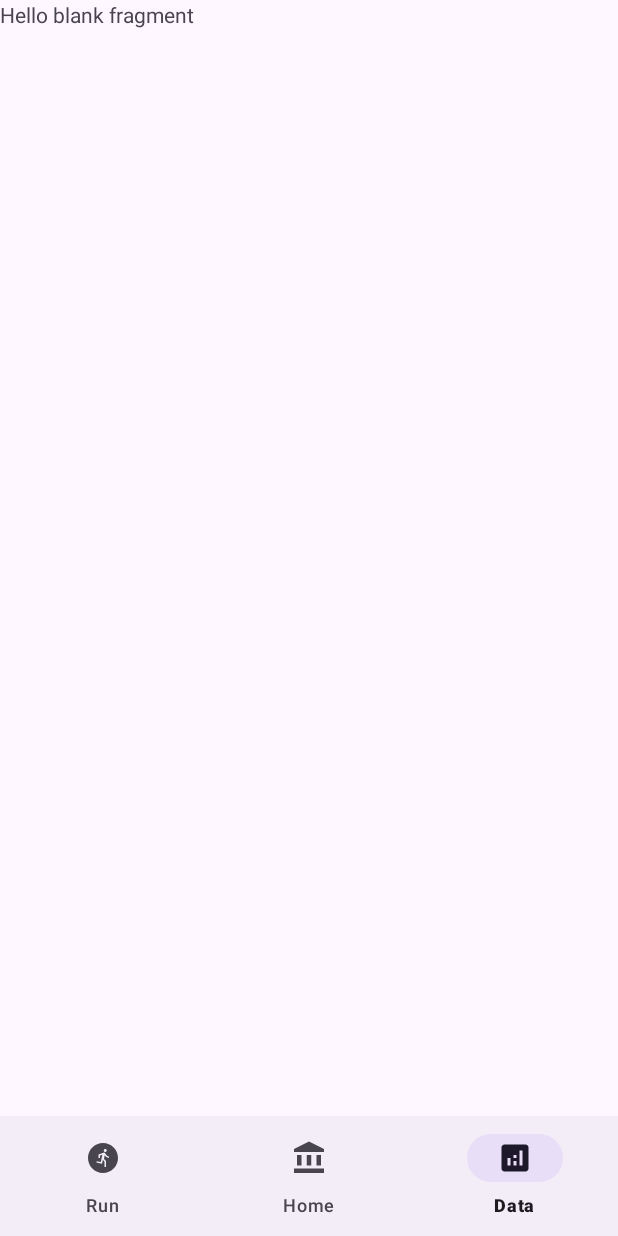
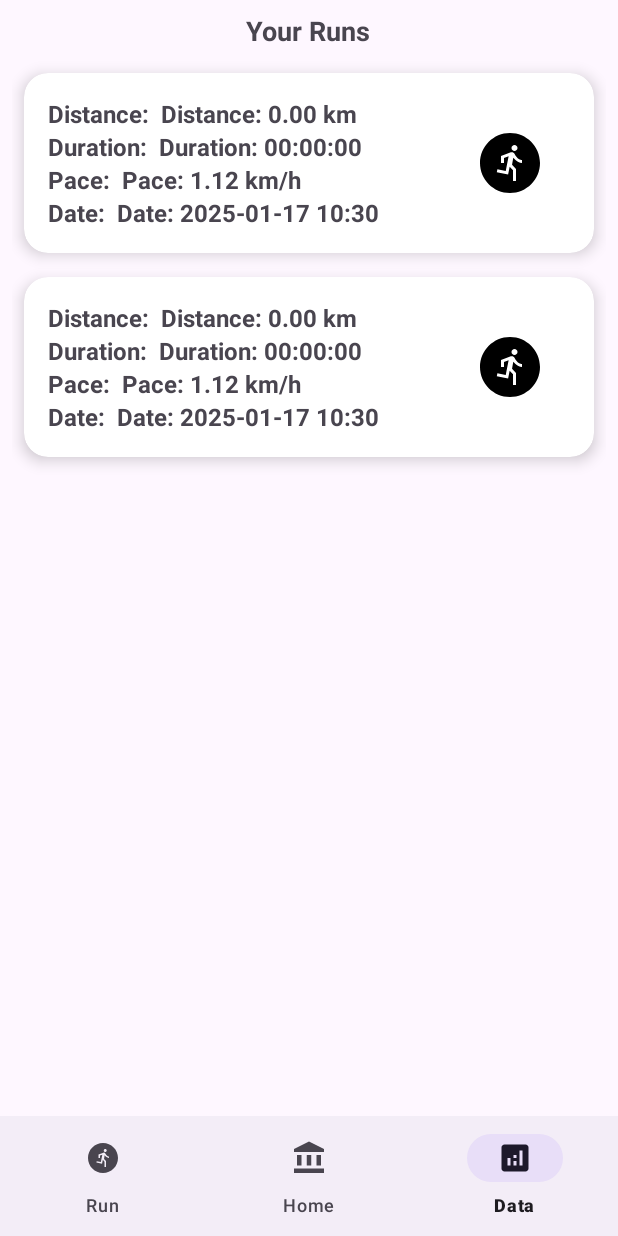
Before and after one commit to stanojab/FunRun, an Android app: the screen it shows after launch (MainActivity), item 3 of the bottom bar chosen, on a phone screen of 412 x 824 dp. Run offline under Robolectric (Android 15) with nearby library versions, the phone set to English and light mode, and no system bars.

Commit message:
Add button and Recycle view for global list

```diff
--- a/app/src/main/java/com/example/funrun/DataFragment.kt
+++ b/app/src/main/java/com/example/funrun/DataFragment.kt
@@ -5,55 +5,25 @@ import androidx.fragment.app.Fragment
 import android.view.LayoutInflater
 import android.view.View
 import android.view.ViewGroup
+import androidx.recyclerview.widget.LinearLayoutManager
+import androidx.recyclerview.widget.RecyclerView
 
-// TODO: Rename parameter arguments, choose names that match
-// the fragment initialization parameters, e.g. ARG_ITEM_NUMBER
-private const val ARG_PARAM1 = "param1"
-private const val ARG_PARAM2 = "param2"
+class DataFragment : Fragment(R.layout.fragment_data) {
 
-/**
- * A simple [Fragment] subclass.
- * Use the [DataFragment.newInstance] factory method to
- * create an instance of this fragment.
- */
-class DataFragment : Fragment() {
-    // TODO: Rename and change types of parameters
-    private var param1: String? = null
-    private var param2: String? = null
+    private lateinit var recyclerView: RecyclerView
+    private lateinit var runAdapter: RunAdapter
 
-    override fun onCreate(savedInstanceState: Bundle?) {
-        super.onCreate(savedInstanceState)
-        arguments?.let {
-            param1 = it.getString(ARG_PARAM1)
-            param2 = it.getString(ARG_PARAM2)
-        }
-    }
+    override fun onViewCreated(view: View, savedInstanceState: Bundle?) {
+        super.onViewCreated(view, savedInstanceState)
 
-    override fun onCreateView(
-        inflater: LayoutInflater, container: ViewGroup?,
-        savedInstanceState: Bundle?
-    ): View? {
-        // Inflate the layout for this fragment
-        return inflater.inflate(R.layout.fragment_data, container, false)
-    }
+        recyclerView = view.findViewById(R.id.recyclerViewRuns)
+        recyclerView.layoutManager = LinearLayoutManager(requireContext())
 
-    companion object {
-        /**
-         * Use this factory method to create a new instance of
-         * this fragment using the provided parameters.
-         *
-         * @param param1 Parameter 1.
-         * @param param2 Parameter 2.
-         * @return A new instance of fragment DataFragment.
-         */
-        // TODO: Rename and change types and number of parameters
-        @JvmStatic
-        fun newInstance(param1: String, param2: String) =
-            DataFragment().apply {
-                arguments = Bundle().apply {
-                    putString(ARG_PARAM1, param1)
-                    putString(ARG_PARAM2, param2)
-                }
-            }
+        // Get the list of runs from MyApplication
+        val runs = (requireActivity().application as MyApplication).getAllRuns()
+
+        // Set up the adapter
+        runAdapter = RunAdapter(runs)
+        recyclerView.adapter = runAdapter
     }
 }
--- /dev/null
+++ b/app/src/main/java/com/example/funrun/RunAdapter.kt
@@ -0,0 +1,50 @@
+package com.example.funrun
+
+import android.view.LayoutInflater
+import android.view.View
+import android.view.ViewGroup
+import android.widget.TextView
+import androidx.recyclerview.widget.RecyclerView
+import com.example.runlibrary.Run
+import java.text.SimpleDateFormat
+import java.util.Date
+import java.util.Locale
+
+class RunAdapter(private val runs: List<Run>) : RecyclerView.Adapter<RunAdapter.RunViewHolder>() {
+
+    inner class RunViewHolder(view: View) : RecyclerView.ViewHolder(view) {
+        val tvDistance: TextView = view.findViewById(R.id.distanceTextData)
+        val tvDuration: TextView = view.findViewById(R.id.durationTextData)
+        val tvPace: TextView = view.findViewById(R.id.paceTextData)
+        val tvTimestamp: TextView = view.findViewById(R.id.dateTextData)
+    }
+
+    override fun onCreateViewHolder(parent: ViewGroup, viewType: Int): RunViewHolder {
+        val view = LayoutInflater.from(parent.context)
+            .inflate(R.layout.item_run, parent, false)
+        return RunViewHolder(view)
+    }
+
+    override fun onBindViewHolder(holder: RunViewHolder, position: Int) {
+        val run = runs[position]
+        holder.tvDistance.text = "Distance: ${"%.2f".format(run.distance)} km"
+        holder.tvDuration.text = "Duration: ${formatDuration(run.duration)}"
+        holder.tvPace.text = "Pace: ${"%.2f".format(run.pace)} km/h"
+        holder.tvTimestamp.text = "Date: ${formatTimestamp(run.timestamp)}"
+    }
+
+    override fun getItemCount(): Int = runs.size
+
+    private fun formatDuration(duration: Long): String {
+        val seconds = (duration / 1000) % 60
+        val minutes = (duration / (1000 * 60)) % 60
+        val hours = (duration / (1000 * 60 * 60)) % 24
+        return String.format("%02d:%02d:%02d", hours, minutes, seconds)
+    }
+
+    private fun formatTimestamp(timestamp: Long): String {
+        val date = Date(timestamp)
+        val format = SimpleDateFormat("yyyy-MM-dd HH:mm", Locale.getDefault())
+        return format.format(date)
+    }
+}
--- /dev/null
+++ b/app/src/main/res/drawable/ic_add.xml
@@ -0,0 +1,5 @@
+<vector xmlns:android="http://schemas.android.com/apk/res/android" android:height="24dp" android:tint="#000000" android:viewportHeight="24" android:viewportWidth="24" android:width="24dp">
+
+    <path android:fillColor="@android:color/white" android:pathData="M12,2C6.48,2 2,6.48 2,12s4.48,10 10,10 10,-4.48 10,-10S17.52,2 12,2zM17,13h-4v4h-2v-4L7,13v-2h4L11,7h2v4h4v2z"/>
+
+</vector>
--- a/app/src/main/res/layout/fragment_data.xml
+++ b/app/src/main/res/layout/fragment_data.xml
@@ -1,14 +1,22 @@
-<?xml version="1.0" encoding="utf-8"?>
-<FrameLayout xmlns:android="http://schemas.android.com/apk/res/android"
-    xmlns:tools="http://schemas.android.com/tools"
+<LinearLayout xmlns:android="http://schemas.android.com/apk/res/android"
     android:layout_width="match_parent"
     android:layout_height="match_parent"
-    tools:context=".DataFragment">
+    android:orientation="vertical"
+    android:padding="8dp">
 
-    <!-- TODO: Update blank fragment layout -->
     <TextView
+        android:layout_width="wrap_content"
+        android:layout_height="wrap_content"
+        android:text="Your Runs"
+        android:textSize="18sp"
+        android:textStyle="bold"
+        android:layout_gravity="center"
+        android:paddingBottom="8dp" />
+
+    <androidx.recyclerview.widget.RecyclerView
+        android:id="@+id/recyclerViewRuns"
         android:layout_width="match_parent"
         android:layout_height="match_parent"
-        android:text="@string/hello_blank_fragment" />
-
-</FrameLayout>
+        android:dividerHeight="8dp"
+        android:clipToPadding="false" />
+</LinearLayout>
--- /dev/null
+++ b/app/src/main/res/layout/item_run.xml
@@ -0,0 +1,121 @@
+<androidx.cardview.widget.CardView xmlns:android="http://schemas.android.com/apk/res/android"
+    xmlns:app="http://schemas.android.com/apk/res-auto"
+    android:layout_width="match_parent"
+    android:layout_height="wrap_content"
+    android:layout_margin="8dp"
+    app:cardCornerRadius="16dp"
+    app:cardElevation="6dp">
+
+    <androidx.constraintlayout.widget.ConstraintLayout
+        android:layout_width="match_parent"
+        android:layout_height="wrap_content"
+        android:padding="16dp">
+
+        <!-- Distance Label -->
+        <TextView
+            android:id="@+id/distanceTextLabel"
+            android:layout_width="wrap_content"
+            android:layout_height="wrap_content"
+            android:text="Distance:"
+            android:textSize="16sp"
+            android:textStyle="bold"
+            app:layout_constraintStart_toStartOf="parent"
+            app:layout_constraintTop_toTopOf="parent" />
+
+        <!-- Distance Data -->
+        <TextView
+            android:id="@+id/distanceTextData"
+            android:layout_width="wrap_content"
+            android:layout_height="wrap_content"
+            android:layout_marginStart="8dp"
+            android:text=""
+            android:textSize="16sp"
+            android:textStyle="bold"
+            app:layout_constraintStart_toEndOf="@id/distanceTextLabel"
+            app:layout_constraintTop_toTopOf="@id/distanceTextLabel" />
+
+        <!-- Duration Label -->
+        <TextView
+            android:id="@+id/durationTextLabel"
+            android:layout_width="wrap_content"
+            android:layout_height="wrap_content"
+            android:text="Duration:"
+            android:textSize="16sp"
+            android:textStyle="bold"
+            app:layout_constraintStart_toStartOf="parent"
+            app:layout_constraintTop_toBottomOf="@id/distanceTextLabel"
+            app:layout_constraintVertical_chainStyle="packed" />
+
+        <!-- Duration Data -->
+        <TextView
+            android:id="@+id/durationTextData"
+            android:layout_width="wrap_content"
+            android:layout_height="wrap_content"
+            android:layout_marginStart="8dp"
+            android:text=""
+            android:textSize="16sp"
+            android:textStyle="bold"
+            app:layout_constraintStart_toEndOf="@id/durationTextLabel"
+            app:layout_constraintTop_toTopOf="@id/durationTextLabel" />
+
+        <!-- Pace Label -->
+        <TextView
+            android:id="@+id/paceTextLabel"
+            android:layout_width="wrap_content"
+            android:layout_height="wrap_content"
+            android:text="Pace:"
+            android:textSize="16sp"
+            android:textStyle="bold"
+            app:layout_constraintStart_toStartOf="parent"
+            app:layout_constraintTop_toBottomOf="@id/durationTextLabel" />
+
+        <!-- Pace Data -->
+        <TextView
+            android:id="@+id/paceTextData"
+            android:layout_width="wrap_content"
+            android:layout_height="wrap_content"
+            android:layout_marginStart="8dp"
+            android:text=""
+            android:textSize="16sp"
+            android:textStyle="bold"
+            app:layout_constraintStart_toEndOf="@id/paceTextLabel"
+            app:layout_constraintTop_toTopOf="@id/paceTextLabel" />
+
+        <!-- Date Label -->
+        <TextView
+            android:id="@+id/dateTextLabel"
+            android:layout_width="wrap_content"
+            android:layout_height="wrap_content"
+            android:text="Date:"
+            android:textSize="16sp"
+            android:textStyle="bold"
+            app:layout_constraintStart_toStartOf="parent"
+            app:layout_constraintTop_toBottomOf="@id/paceTextLabel" />
+
+        <!-- Date Data -->
+        <TextView
+            android:id="@+id/dateTextData"
+            android:layout_width="wrap_content"
+            android:layout_height="wrap_content"
+            android:layout_marginStart="8dp"
+            android:text=""
+            android:textSize="16sp"
+            android:textStyle="bold"
+            app:layout_constraintStart_toEndOf="@id/dateTextLabel"
+            app:layout_constraintTop_toTopOf="@id/dateTextLabel" />
+
+        <!-- Run Icon -->
+        <ImageView
+            android:id="@+id/runIcon"
+            android:layout_width="48dp"
+            android:layout_height="48dp"
+            android:layout_marginEnd="16dp"
+            android:contentDescription="Run Icon"
+            android:src="@drawable/ic_run"
+            app:layout_constraintBottom_toBottomOf="parent"
+            app:layout_constraintEnd_toEndOf="parent"
+            app:layout_constraintTop_toTopOf="parent" />
+
+    </androidx.constraintlayout.widget.ConstraintLayout>
+
+</androidx.cardview.widget.CardView>
```
Also changed, not shown: app/src/main/java/com/example/funrun/MainFragment.kt (+35 -0 lines), app/src/main/res/layout/dialog_add_run.xml (added, +30 -0 lines), app/src/main/res/layout/fragment_main.xml (+18 -3 lines), app/src/main/res/layout/fragment_map.xml (+9 -7 lines).
